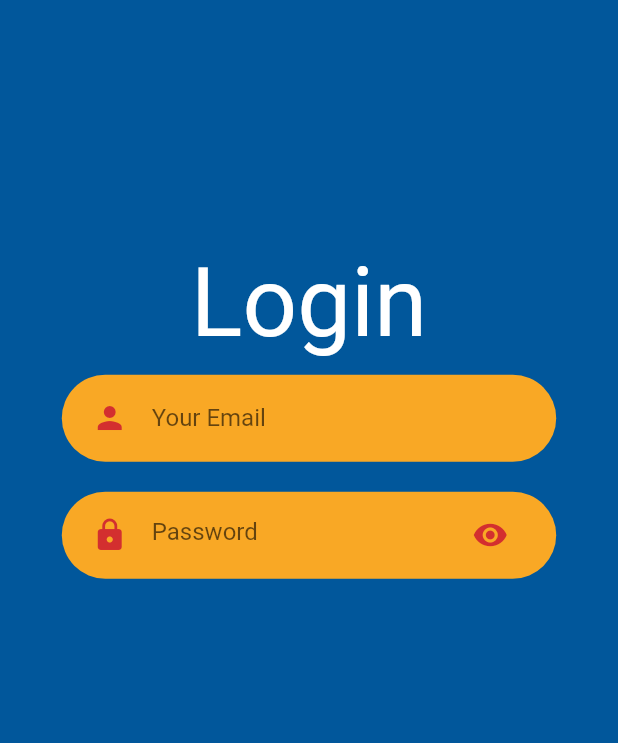
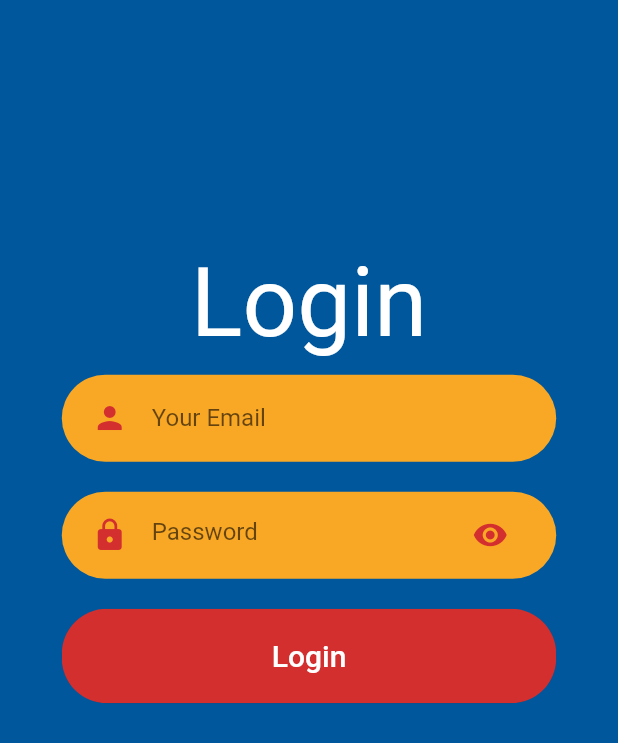
Before and after one commit to OnNa05/Weekends-Knowlede-Sharing, a Flutter app: the screen it shows after launch, on a phone screen of 412 x 824 dp. Shown: the top 743 px of the screen. Run offline on Flutter 3.47's test engine with Material 2 defaults, Android fonts, the phone set to English and light mode, and no system bars; our stand-ins replace google_fonts; Roboto replaces fonts that are missing (Kanit).

Commit message:
create login button

```diff
--- a/lib/screens/login_screen.dart
+++ b/lib/screens/login_screen.dart
@@ -15,9 +15,7 @@ class _LoginScreenState extends State<LoginScreen> {
     bool showPassword = true;
 
     return Scaffold(
-      body: Column(
-        mainAxisAlignment: MainAxisAlignment.start,
-        children: [
+      body: Column(mainAxisAlignment: MainAxisAlignment.start, children: [
         SizedBox(
           height: size.height * 0.2,
         ),
@@ -35,8 +33,7 @@ class _LoginScreenState extends State<LoginScreen> {
             padding: EdgeInsets.symmetric(vertical: 5, horizontal: 20),
             width: size.width * 0.8,
             decoration: BoxDecoration(
-                  color: seconderyColor,
-                  borderRadius: BorderRadius.circular(30)),
+                color: seconderyColor, borderRadius: BorderRadius.circular(30)),
             child: TextFormField(
               cursorColor: primaryColor,
               decoration: InputDecoration(
@@ -49,11 +46,10 @@ class _LoginScreenState extends State<LoginScreen> {
             padding: EdgeInsets.symmetric(vertical: 5, horizontal: 20),
             width: size.width * 0.8,
             decoration: BoxDecoration(
-                  color: seconderyColor,
-                  borderRadius: BorderRadius.circular(30)),
+                color: seconderyColor, borderRadius: BorderRadius.circular(30)),
             child: TextFormField(
               cursorColor: primaryColor,
-                obscureText: true,
+              obscureText: showPassword,
               decoration: InputDecoration(
                   icon: Icon(Icons.lock, color: primaryColor),
                   suffixIcon: IconButton(
@@ -70,8 +66,21 @@ class _LoginScreenState extends State<LoginScreen> {
                   hintText: "Password",
                   border: InputBorder.none),
             )),
-        ],
-      ),
+        Container(
+            margin: EdgeInsets.symmetric(vertical: 10),
+            width: size.width * 0.8,
+            child: ClipRRect(
+                borderRadius: BorderRadius.circular(30),
+                child: ElevatedButton(
+                    onPressed: () {},
+                    child: Text('Login',
+                        style: TextStyle(
+                            fontSize: 20, fontWeight: FontWeight.w500)),
+                    style: ElevatedButton.styleFrom(
+                        primary: primaryColor,
+                        padding: EdgeInsets.symmetric(
+                            horizontal: 40, vertical: 20))))),
+      ]),
     );
   }
 }
```
Lines whose indentation alone changed are shown as unchanged.
